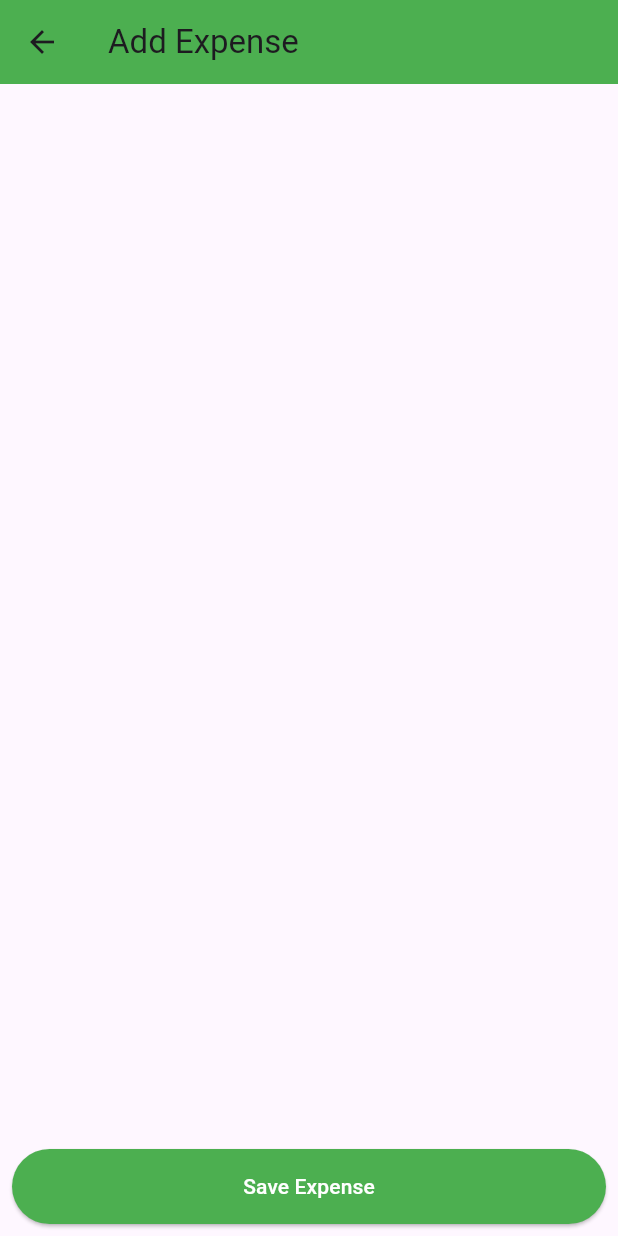
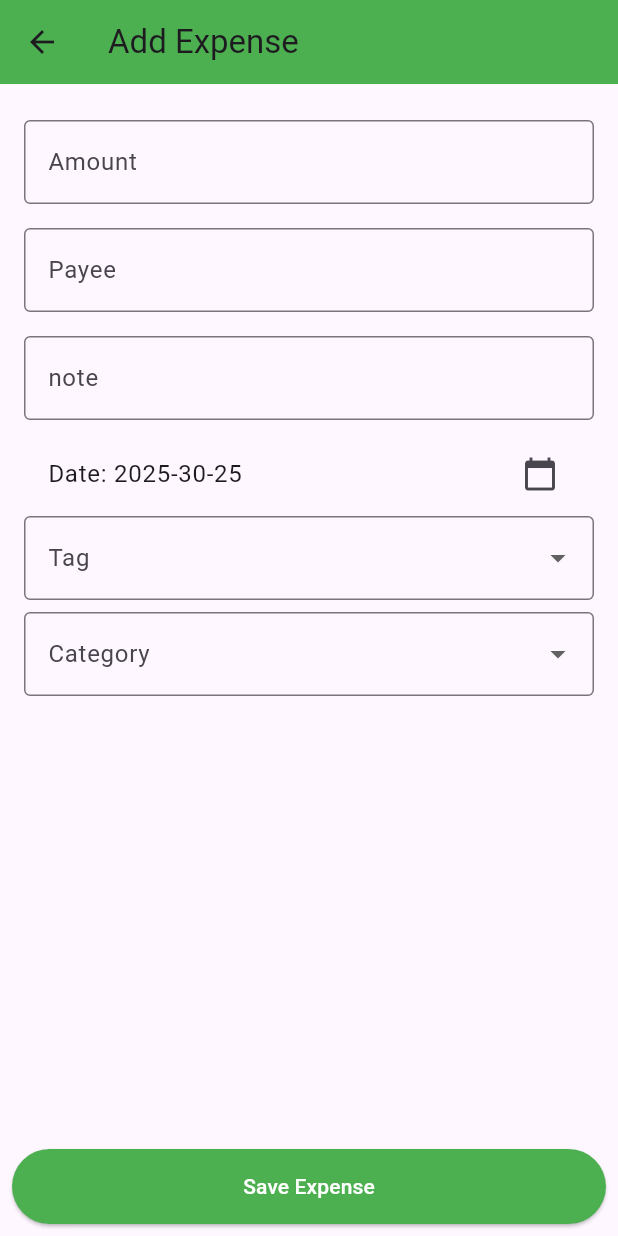
Before and after one commit to carlosrs14/expense-manager, a Flutter app: the AddExpenseScreen screen opened directly, on a phone screen of 412 x 824 dp. Run offline on Flutter 3.47's test engine with Material 3 defaults, Android fonts, the phone set to English and light mode, and no system bars; our stand-ins replace localstorage.

Commit message:
some bugs

```diff
--- /dev/null
+++ b/devtools_options.yaml
@@ -0,0 +1,3 @@
+description: This file stores settings for Dart & Flutter DevTools.
+documentation: https://docs.flutter.dev/tools/devtools/extensions#configure-extension-enablement-states
+extensions:
--- a/lib/providers/expense_provider.dart
+++ b/lib/providers/expense_provider.dart
@@ -96,6 +96,7 @@ class ExpenseProvider with ChangeNotifier {
 
   void addTag(Tag tag) {
     if (!_tags.any((t) => t.name == tag.name)) {
+      _tags.add(tag);
       notifyListeners();
     }
   }
--- a/lib/screens/add_expense_screen.dart
+++ b/lib/screens/add_expense_screen.dart
@@ -36,12 +36,14 @@ class _AddExpenseScreenState extends State<AddExpenseScreen> {
       text: widget.initialExpense?.note ?? ''
     );
     _selectedDate = widget.initialExpense?.date ?? DateTime.now();
-    _selectedCategoryId = widget.initialExpense?.categoryId ?? '';
+    _selectedCategoryId = widget.initialExpense?.categoryId;
     _selectedTagId = widget.initialExpense?.tag;
   }
 
   @override
   Widget build(BuildContext context) {
+    final expenseProvider = Provider.of<ExpenseProvider>(context);
+
     return Scaffold(
       appBar: AppBar(
         title: Text(
@@ -53,6 +55,20 @@ class _AddExpenseScreenState extends State<AddExpenseScreen> {
         padding: EdgeInsets.all(16),
         child: Column(
           children: [
+            buildTextField(_amountController, 'Amount', TextInputType.numberWithOptions(decimal: true)),
+            buildTextField(_payeeController, 'Payee', TextInputType.text),
+            buildTextField(_noteController, 'note', TextInputType.text),
+            buildDateField(_selectedDate),
+            Padding(
+              padding: const EdgeInsets.only(
+                  bottom: 8.0), // Adjust the padding as needed
+              child: buildTagDropdown(expenseProvider),
+            ),
+            Padding(
+              padding: const EdgeInsets.only(
+                  bottom: 8.0), // Adjust the padding as needed
+              child: buildCategoryDropdown(expenseProvider),
+            ),
           ],
         ),
       ),
@@ -140,7 +156,7 @@ class _AddExpenseScreenState extends State<AddExpenseScreen> {
                 _selectedCategoryId = newCategory.id;
                 prorvider.addCategory(newCategory);
               });
-            },),
+            }),
           );
         } else {
           setState(() {
@@ -149,11 +165,12 @@ class _AddExpenseScreenState extends State<AddExpenseScreen> {
         }
       },
       items: prorvider.categories.map<DropdownMenuItem<String>>((category) {
-        return DropdownMenuItem(
+        return DropdownMenuItem<String>(
           value: category.id,
           child: Text(category.name)
         );
-      },).toList()..add(DropdownMenuItem(
+      }).toList()
+        ..add(DropdownMenuItem(
           value: 'New',
           child: Text("Add New Category")
         )),
@@ -176,7 +193,7 @@ class _AddExpenseScreenState extends State<AddExpenseScreen> {
                 _selectedTagId = newTag.id;
                 provider.addTag(newTag);
               });
-            },),
+            }),
           );
         } else {
           setState(() {
@@ -184,12 +201,13 @@ class _AddExpenseScreenState extends State<AddExpenseScreen> {
           });
         }
       },
-      items: provider.tags.map<DropdownMenuItem<String>>((category) {
-        return DropdownMenuItem(
-          value: category.id,
-          child: Text(category.name)
+      items: provider.tags.map<DropdownMenuItem<String>>((tag) {
+        return DropdownMenuItem<String>(
+          value: tag.id,
+          child: Text(tag.name)
         );
-      },).toList()..add(DropdownMenuItem(
+      }).toList()
+        ..add(DropdownMenuItem(
           value: 'New',
           child: Text('Add New Tag')
         )),
--- a/lib/widgets/add_category_dialog.dart
+++ b/lib/widgets/add_category_dialog.dart
@@ -33,11 +33,14 @@ class _AddCategoryDialogState extends State<AddCategoryDialog> {
         TextButton(
           onPressed: () {
             var newCategory = ExpenseCategory(
-              id: DateTime.now().toString(), name: _controller.text, isDefault: false
+              id: DateTime.now().toString(),
+              name: _controller.text,
+              isDefault: false
             );
             widget.onAdd(newCategory);
             Provider.of<ExpenseProvider>(context, listen: false).addCategory(newCategory);
             _controller.clear();
+
             Navigator.of(context).pop();
           },
           child: Text('Add')
```
Also changed, not shown: lib/widgets/add_tag_dialog.dart (+6 -2 lines). Lines whose indentation alone changed are shown as unchanged.
